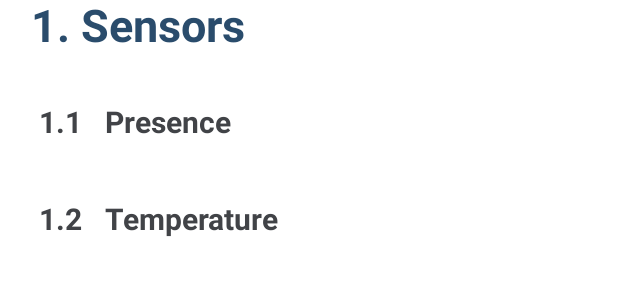
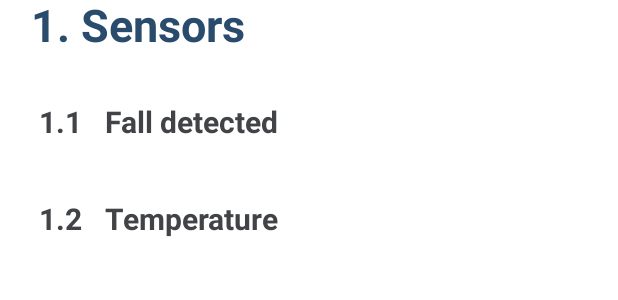
Before and after one commit to PaolaVillalobos/AndroidFinalProject, an Android app: the layout sensorsdata_layout.xml on its own in the app's theme, with its tools: preview values and no code run, on a phone screen of 412 x 824 dp. Shown: the part 297-597 px from the top of the screen. Run offline under Robolectric (Android 15) with nearby library versions, the light colour scheme and no system bars.

```diff
--- a/app/src/main/res/layout/sensorsdata_layout.xml
+++ b/app/src/main/res/layout/sensorsdata_layout.xml
@@ -92,7 +92,7 @@
                 android:layout_height="match_parent"
                 android:layout_weight="60"
                 android:layout_margin="5dp"
-                android:text="Presence"
+                android:text="Fall detected"
                 android:textSize="20dp"
                 android:textStyle="bold"
                 android:gravity="center_vertical"
@@ -255,7 +255,7 @@
                 android:layout_weight="30"
                 android:layout_margin="5dp"
                 android:textSize="20dp"
-                android:textColor="@color/red"
+                android:textColor="@color/grey5"
                 android:textStyle="bold"
                 android:gravity="center"
                 >
@@ -311,7 +311,7 @@
                 android:layout_weight="30"
                 android:layout_margin="5dp"
                 android:textSize="20dp"
-                android:textColor="@color/red"
+                android:textColor="@color/grey5"
                 android:textStyle="bold"
                 android:gravity="center"
                 >
```
Also changed, not shown: app/src/main/java/com/exercise/androidfinalproject/SensorsDataFragment.java (+23 -0 lines).
